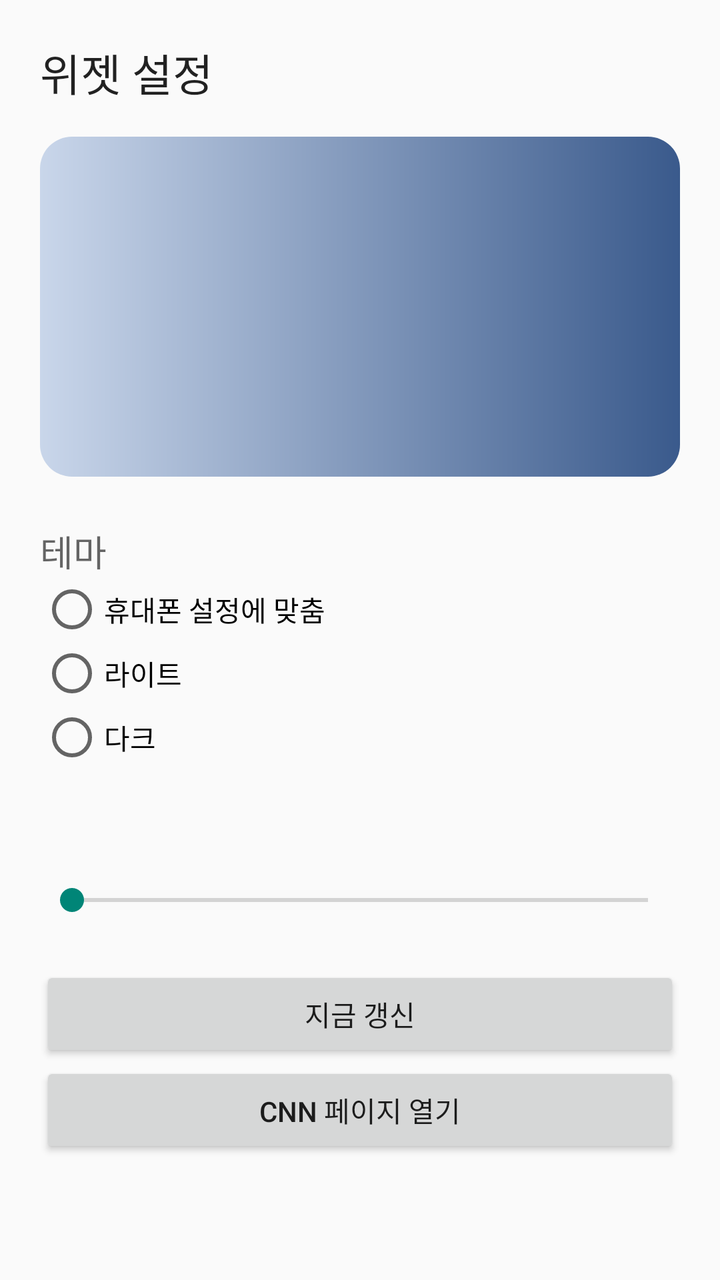
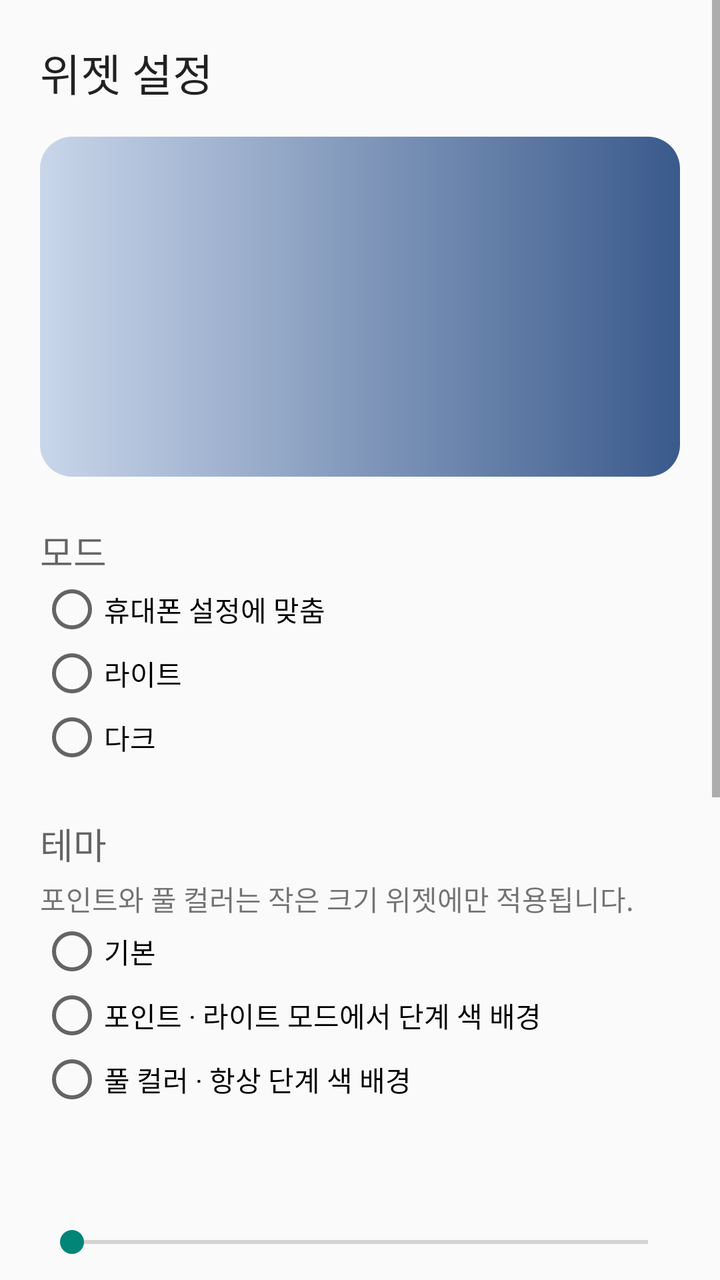

Two renders of the same Android screen: before a commit and after it. Below are the layout's source before the change and the commit's diff.
<!-- AndroidManifest.xml: application theme AppTheme -->
<!-- res/layout/activity_widget_settings.xml -->
<?xml version="1.0" encoding="utf-8"?>
<ScrollView xmlns:android="http://schemas.android.com/apk/res/android"
    android:layout_width="match_parent"
    android:layout_height="match_parent"
    android:fitsSystemWindows="true">

    <LinearLayout
        android:layout_width="match_parent"
        android:layout_height="wrap_content"
        android:orientation="vertical"
        android:padding="20dp">

        <TextView
            android:layout_width="match_parent"
            android:layout_height="wrap_content"
            android:text="@string/widget_settings_title"
            android:textAppearance="?android:attr/textAppearanceLarge" />

        <LinearLayout
            android:layout_width="match_parent"
            android:layout_height="170dp"
            android:layout_marginTop="16dp"
            android:background="@drawable/preview_background"
            android:orientation="horizontal"
            android:padding="12dp">

            <FrameLayout
                android:id="@+id/preview_compact"
                android:layout_width="84dp"
                android:layout_height="84dp"
                android:layout_gravity="center_vertical"
                android:layout_marginEnd="12dp" />

            <FrameLayout
                android:id="@+id/preview_full"
                android:layout_width="0dp"
                android:layout_height="match_parent"
                android:layout_weight="1" />
        </LinearLayout>

        <TextView
            android:layout_width="match_parent"
            android:layout_height="wrap_content"
            android:layout_marginTop="24dp"
            android:text="@string/theme_label"
            android:textAppearance="?android:attr/textAppearanceMedium" />

        <RadioGroup
            android:id="@+id/theme_group"
            android:layout_width="match_parent"
            android:layout_height="wrap_content">

            <RadioButton
                android:id="@+id/theme_system"
                android:layout_width="match_parent"
                android:layout_height="wrap_content"
                android:text="@string/theme_system" />

            <RadioButton
                android:id="@+id/theme_light"
                android:layout_width="match_parent"
                android:layout_height="wrap_content"
                android:text="@string/theme_light" />

            <RadioButton
                android:id="@+id/theme_dark"
                android:layout_width="match_parent"
                android:layout_height="wrap_content"
                android:text="@string/theme_dark" />
        </RadioGroup>

        <TextView
            android:id="@+id/transparency_label"
            android:layout_width="match_parent"
            android:layout_height="wrap_content"
            android:layout_marginTop="24dp"
            android:textAppearance="?android:attr/textAppearanceMedium" />

        <SeekBar
            android:id="@+id/transparency"
            android:layout_width="match_parent"
            android:layout_height="wrap_content"
            android:layout_marginTop="8dp"
            android:max="100" />

        <Button
            android:id="@+id/refresh"
            android:layout_width="match_parent"
            android:layout_height="wrap_content"
            android:layout_marginTop="24dp"
            android:text="@string/refresh_now" />

        <Button
            android:id="@+id/open_cnn"
            android:layout_width="match_parent"
            android:layout_height="wrap_content"
            android:text="@string/open_cnn" />
    </LinearLayout>
</ScrollView>
<!-- resources referenced by this layout -->
<resources>
  <!-- drawable preview_background (drawable) -->
  <?xml version="1.0" encoding="utf-8"?>
  <shape xmlns:android="http://schemas.android.com/apk/res/android" android:shape="rectangle">
      <gradient
          android:angle="0"
          android:endColor="#3A5A8C"
          android:startColor="#C9D6EA" />
      <corners android:radius="16dp" />
  </shape>
  <string name="open_cnn">CNN 페이지 열기</string>
  <string name="refresh_now">지금 갱신</string>
  <string name="theme_dark">다크</string>
  <string name="theme_label">테마</string>
  <string name="theme_light">라이트</string>
  <string name="theme_system">휴대폰 설정에 맞춤</string>
  <string name="widget_settings_title">위젯 설정</string>
  <style name="AppTheme" parent="@android:style/Theme.Material.Light.NoActionBar" />
</resources>

<!-- the commit's change to res/layout/activity_widget_settings.xml (unified diff, before → after) -->
@@ -42,8 +42,45 @@
             android:layout_width="match_parent"
             android:layout_height="wrap_content"
             android:layout_marginTop="24dp"
+            android:text="@string/mode_label"
+            android:textAppearance="?android:attr/textAppearanceMedium" />
+
+        <RadioGroup
+            android:id="@+id/mode_group"
+            android:layout_width="match_parent"
+            android:layout_height="wrap_content">
+
+            <RadioButton
+                android:id="@+id/mode_system"
+                android:layout_width="match_parent"
+                android:layout_height="wrap_content"
+                android:text="@string/mode_system" />
+
+            <RadioButton
+                android:id="@+id/mode_light"
+                android:layout_width="match_parent"
+                android:layout_height="wrap_content"
+                android:text="@string/mode_light" />
+
+            <RadioButton
+                android:id="@+id/mode_dark"
+                android:layout_width="match_parent"
+                android:layout_height="wrap_content"
+                android:text="@string/mode_dark" />
+        </RadioGroup>
+
+        <TextView
+            android:layout_width="match_parent"
+            android:layout_height="wrap_content"
+            android:layout_marginTop="24dp"
             android:text="@string/theme_label"
             android:textAppearance="?android:attr/textAppearanceMedium" />
+
+        <TextView
+            android:layout_width="match_parent"
+            android:layout_height="wrap_content"
+            android:layout_marginTop="4dp"
+            android:text="@string/theme_help" />
 
         <RadioGroup
             android:id="@+id/theme_group"
@@ -51,22 +88,22 @@
             android:layout_height="wrap_content">
 
             <RadioButton
-                android:id="@+id/theme_system"
+                android:id="@+id/theme_default"
                 android:layout_width="match_parent"
                 android:layout_height="wrap_content"
-                android:text="@string/theme_system" />
+                android:text="@string/theme_default" />
 
             <RadioButton
-                android:id="@+id/theme_light"
+                android:id="@+id/theme_point"
                 android:layout_width="match_parent"
                 android:layout_height="wrap_content"
-                android:text="@string/theme_light" />
+                android:text="@string/theme_point" />
 
             <RadioButton
-                android:id="@+id/theme_dark"
+                android:id="@+id/theme_full_color"
                 android:layout_width="match_parent"
                 android:layout_height="wrap_content"
-                android:text="@string/theme_dark" />
+                android:text="@string/theme_full_color" />
         </RadioGroup>
 
         <TextView
@@ -83,11 +120,16 @@
             android:layout_marginTop="8dp"
             android:max="100" />
 
+        <TextView
+            android:id="@+id/last_check"
+            android:layout_width="match_parent"
+            android:layout_height="wrap_content"
+            android:layout_marginTop="24dp" />
+
         <Button
             android:id="@+id/refresh"
             android:layout_width="match_parent"
             android:layout_height="wrap_content"
-            android:layout_marginTop="24dp"
             android:text="@string/refresh_now" />
 
         <Button
@@ -95,5 +137,45 @@
             android:layout_width="match_parent"
             android:layout_height="wrap_content"
             android:text="@string/open_cnn" />
+
+        <include layout="@layout/battery_card" />
     </LinearLayout>
 </ScrollView>
+<!-- res/layout/battery_card.xml (included above) -->
+<?xml version="1.0" encoding="utf-8"?>
+<LinearLayout xmlns:android="http://schemas.android.com/apk/res/android"
+    android:layout_width="match_parent"
+    android:layout_height="wrap_content"
+    android:layout_marginTop="24dp"
+    android:orientation="vertical">
+
+    <TextView
+        android:layout_width="match_parent"
+        android:layout_height="wrap_content"
+        android:text="@string/battery_label"
+        android:textAppearance="?android:attr/textAppearanceMedium" />
+
+    <TextView
+        android:id="@+id/battery_status"
+        android:layout_width="match_parent"
+        android:layout_height="wrap_content"
+        android:layout_marginTop="4dp" />
+
+    <Button
+        android:id="@+id/battery_request"
+        android:layout_width="match_parent"
+        android:layout_height="wrap_content"
+        android:text="@string/battery_request" />
+
+    <TextView
+        android:layout_width="match_parent"
+        android:layout_height="wrap_content"
+        android:layout_marginTop="8dp"
+        android:text="@string/battery_samsung_help" />
+
+    <Button
+        android:id="@+id/battery_details"
+        android:layout_width="match_parent"
+        android:layout_height="wrap_content"
+        android:text="@string/open_battery" />
+</LinearLayout>
<!-- resource entries referenced after the edit -->
@@ -9,12 +9,21 @@
           android:startColor="#C9D6EA" />
       <corners android:radius="16dp" />
   </shape>
+  <string name="battery_label">자동 갱신과 배터리</string>
+  <string name="battery_request">배터리 최적화에서 제외하기</string>
+  <string name="battery_samsung_help">갤럭시는 \'사용하지 않는 앱을 절전 상태로\' 기능이 따로 있습니다. 앱 정보 → 배터리에서 \'제한 없음\'인지 확인하세요.</string>
+  <string name="mode_dark">다크</string>
+  <string name="mode_label">모드</string>
+  <string name="mode_light">라이트</string>
+  <string name="mode_system">휴대폰 설정에 맞춤</string>
+  <string name="open_battery">앱 정보 열기</string>
   <string name="open_cnn">CNN 페이지 열기</string>
   <string name="refresh_now">지금 갱신</string>
-  <string name="theme_dark">다크</string>
+  <string name="theme_default">기본</string>
+  <string name="theme_full_color">풀 컬러 · 항상 단계 색 배경</string>
+  <string name="theme_help">포인트와 풀 컬러는 작은 크기 위젯에만 적용됩니다.</string>
   <string name="theme_label">테마</string>
-  <string name="theme_light">라이트</string>
-  <string name="theme_system">휴대폰 설정에 맞춤</string>
+  <string name="theme_point">포인트 · 라이트 모드에서 단계 색 배경</string>
   <string name="widget_settings_title">위젯 설정</string>
   <style name="AppTheme" parent="@android:style/Theme.Material.Light.NoActionBar" />
 </resources>
